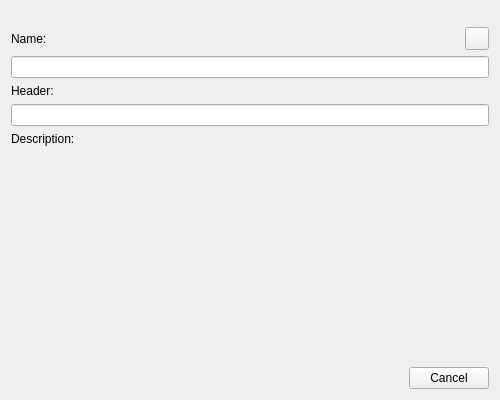
First picture: the form in src/bin/scenarist-desktop/UserInterfaceLayer/Scenario/ScenarioItemDialog/ScenarioItemDialog.ui, repository dimkanovikov/KITScenarist, before the edit.
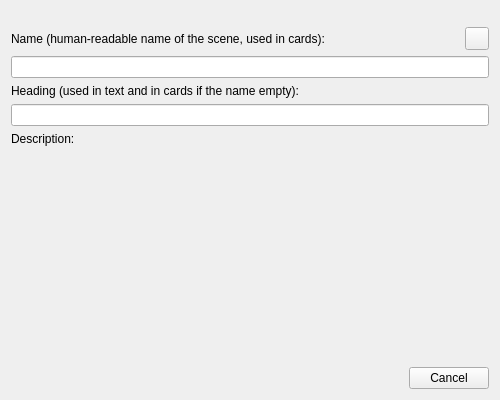
Second picture: the form after the edit. Icons and pictures are not drawn. Custom widgets are drawn as their Qt base class.

Commit message: Fixed bug with changing name of the cards and improve card UI a bit

The edit to the form file:
```diff
--- a/src/bin/scenarist-desktop/UserInterfaceLayer/Scenario/ScenarioItemDialog/ScenarioItemDialog.ui
+++ b/src/bin/scenarist-desktop/UserInterfaceLayer/Scenario/ScenarioItemDialog/ScenarioItemDialog.ui
@@ -77,14 +77,14 @@
    <item row="3" column="0" colspan="3">
     <widget class="QLabel" name="label_4">
      <property name="text">
-      <string>Header:</string>
+      <string>Heading (used in text and in cards if the name empty):</string>
      </property>
     </widget>
    </item>
    <item row="1" column="0" colspan="2">
     <widget class="QLabel" name="label_3">
      <property name="text">
-      <string>Name:</string>
+      <string>Name (human-readable name of the scene, used in cards):</string>
      </property>
     </widget>
    </item>
```
The commit also changes 2 other files.
